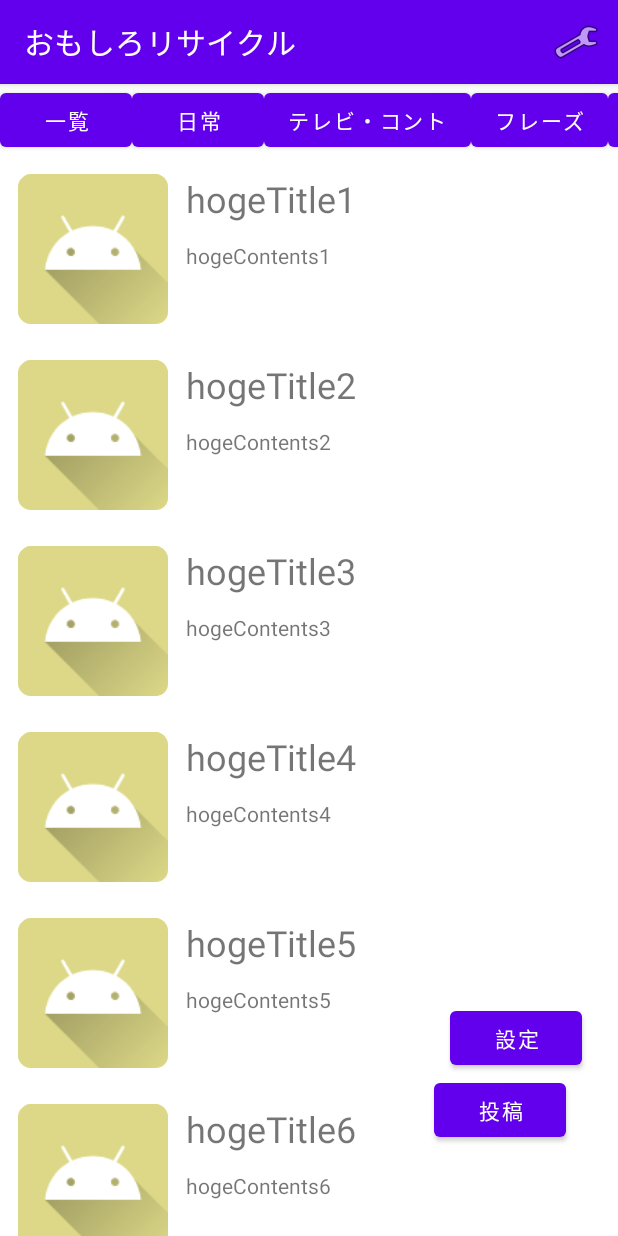
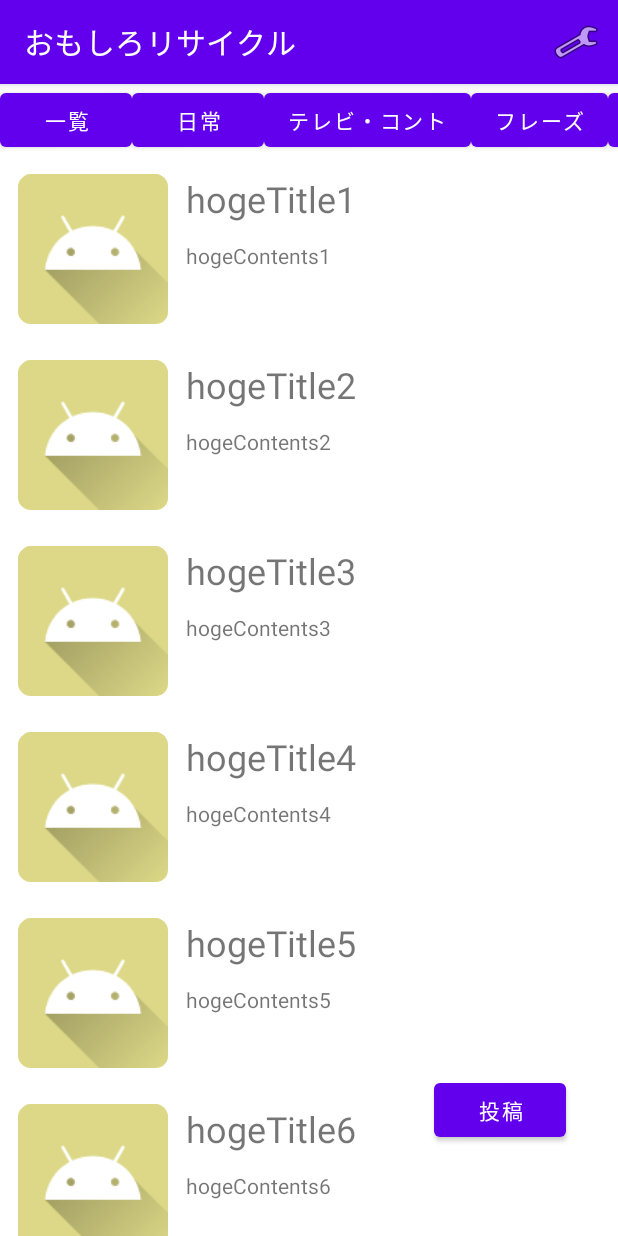
Before and after one commit to wataso26/OmoshiroRecycle, an Android app: the screen it shows after launch (MainActivity), on a phone screen of 412 x 824 dp. Run offline under Robolectric (Android 15) with nearby library versions, the phone set to English and light mode, and no system bars; libraries missing offline, so code that uses them is left out: io.realm; 3 statements that could not run were skipped.

Commit message:
"オーバーフローから画面が移れるようになったため、commit"

```diff
--- a/app/src/main/java/app/wataso_/watanabe/omoshirorecycle/MainActivity.kt
+++ b/app/src/main/java/app/wataso_/watanabe/omoshirorecycle/MainActivity.kt
@@ -3,12 +3,14 @@ import android.content.Intent
 import androidx.appcompat.app.AppCompatActivity
 import android.os.Bundle
 import android.view.Menu
+import android.view.MenuItem
 import androidx.recyclerview.widget.LinearLayoutManager
 import androidx.recyclerview.widget.RecyclerView
 import io.realm.Realm
 import io.realm.RealmResults
 import io.realm.Sort
 import kotlinx.android.synthetic.main.activity_main.*
+import kotlinx.android.synthetic.main.setting.*
 import java.net.URI.create
 import java.util.*
 
@@ -43,17 +45,26 @@ class MainActivity : AppCompatActivity() {
             val toTokoActivityIntent = Intent(this,Toko::class.java)
             startActivity(toTokoActivityIntent)
         }
-        //設定ボタンを押した時に画面が遷移する
-        settingButton.setOnClickListener {
-            val toSettingActivityIntent = Intent(this,TimePickerDialogActivity::class.java)
-            startActivity(toSettingActivityIntent)
-        }
 
 
 
     }
+    //オーバーフローメニューを押した時に画面が遷移する
+    override fun onOptionsItemSelected(item: MenuItem): Boolean {
 
+        var returnVal = true
+        val toSettingActivityIntent = Intent(this,TimePickerDialogActivity::class.java)
 
+        when(item.itemId){
+            R.id.MenuSetting->
+
+                startActivity(toSettingActivityIntent)
+
+        }
+        return super.onOptionsItemSelected(item);
+    }
+
+    //リサイクルラビューを使ってみる
     private fun createRowData(page: Int): List<RowData> {
         val dataSet: MutableList<RowData> = ArrayList()
         var i = 1
--- a/app/src/main/res/layout/activity_main.xml
+++ b/app/src/main/res/layout/activity_main.xml
@@ -16,15 +16,6 @@
         app:layout_constraintEnd_toEndOf="parent"
         app:layout_constraintHorizontal_bias="0.894"
         app:layout_constraintStart_toStartOf="parent" />
-
-    <Button
-        android:id="@+id/settingButton"
-        android:layout_width="wrap_content"
-        android:layout_height="wrap_content"
-        android:layout_marginEnd="24dp"
-        android:text="設定"
-        app:layout_constraintBottom_toTopOf="@+id/tokoButton"
-        app:layout_constraintEnd_toEndOf="parent" />
 
     <HorizontalScrollView
         android:id="@+id/horizontalScrollView"
--- a/build.gradle
+++ b/build.gradle
@@ -1,4 +1,6 @@
 // Top-level build file where you can add configuration options common to all sub-projects/modules.
+
+
 buildscript {
     ext.kotlin_version = "1.4.32"
     repositories {
@@ -10,7 +12,7 @@ buildscript {
         classpath "org.jetbrains.kotlin:kotlin-gradle-plugin:$kotlin_version"
         classpath "io.realm:realm-gradle-plugin:5.15.2"//Realの初期設定
 
-        // NOTE: Do not place your application dependencies here; they belong
+               // NOTE: Do not place your application dependencies here; they belong
         // in the individual module build.gradle files
     }
 }
```
